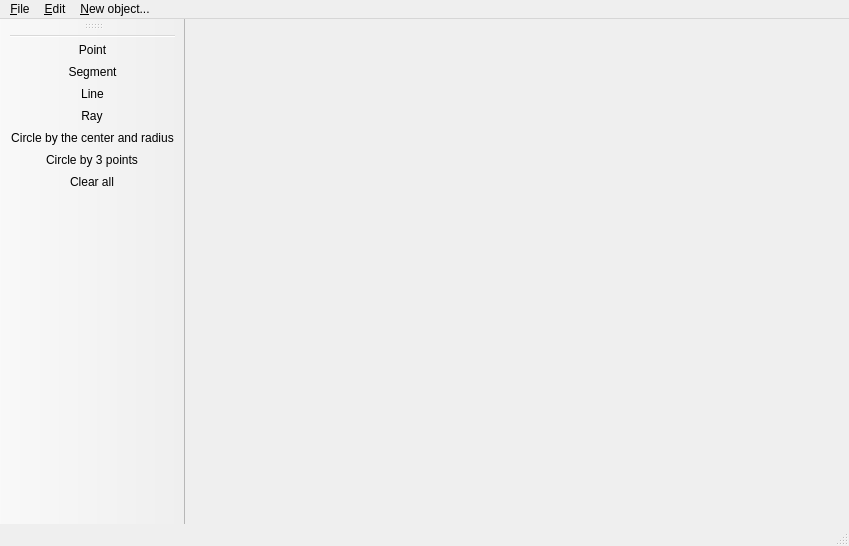
This is geopro.ui in rusfort/GeoPro as Qt 5 draws it before an edit. The edited form follows.
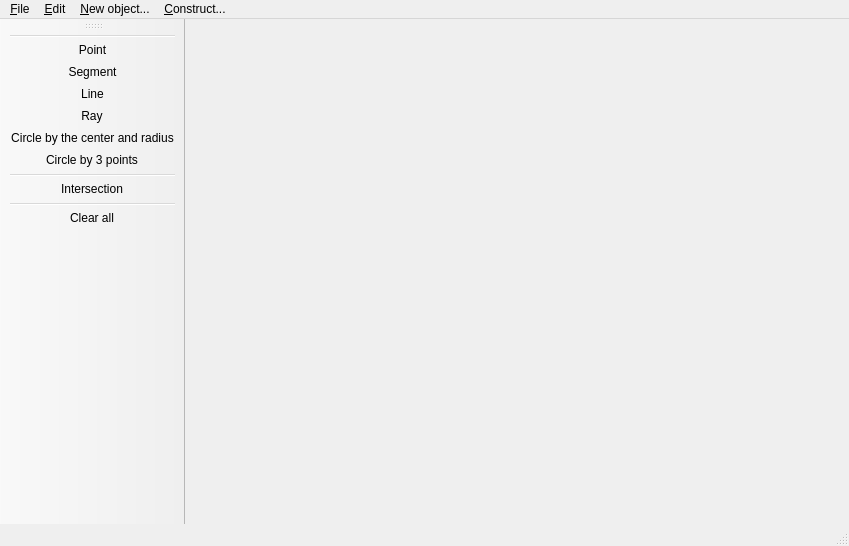
This is the edited form. Icons and pictures are not drawn.

Commit message: Intersection button added

```diff
--- a/geopro.ui
+++ b/geopro.ui
@@ -60,9 +60,16 @@
     <addaction name="actionCircle_by_the_center_radius"/>
     <addaction name="actionCircle_by_3_points"/>
    </widget>
+   <widget class="QMenu" name="menuConstruct">
+    <property name="title">
+     <string>&amp;Construct...</string>
+    </property>
+    <addaction name="actionIntersection"/>
+   </widget>
    <addaction name="menuFile"/>
    <addaction name="menuEdit"/>
    <addaction name="menuNew_object"/>
+   <addaction name="menuConstruct"/>
   </widget>
   <widget class="QToolBar" name="mainToolBar">
    <property name="sizePolicy">
@@ -78,7 +85,7 @@
     <enum>LeftToolBarArea</enum>
    </attribute>
    <attribute name="toolBarBreak">
-    <bool>true</bool>
+    <bool>false</bool>
    </attribute>
    <addaction name="separator"/>
    <addaction name="actionPoint"/>
@@ -87,6 +94,9 @@
    <addaction name="actionRay"/>
    <addaction name="actionCircle_by_the_center_radius"/>
    <addaction name="actionCircle_by_3_points"/>
+   <addaction name="separator"/>
+   <addaction name="actionIntersection"/>
+   <addaction name="separator"/>
    <addaction name="actionClear_all"/>
   </widget>
   <widget class="QStatusBar" name="statusBar"/>
@@ -225,6 +235,11 @@
     <string>Del</string>
    </property>
   </action>
+  <action name="actionIntersection">
+   <property name="text">
+    <string>Intersection</string>
+   </property>
+  </action>
  </widget>
  <layoutdefault spacing="6" margin="11"/>
  <resources>
```
Left out of the diff: 2 changed lines with no effect on the pictures. The commit also changes 5 other files.
